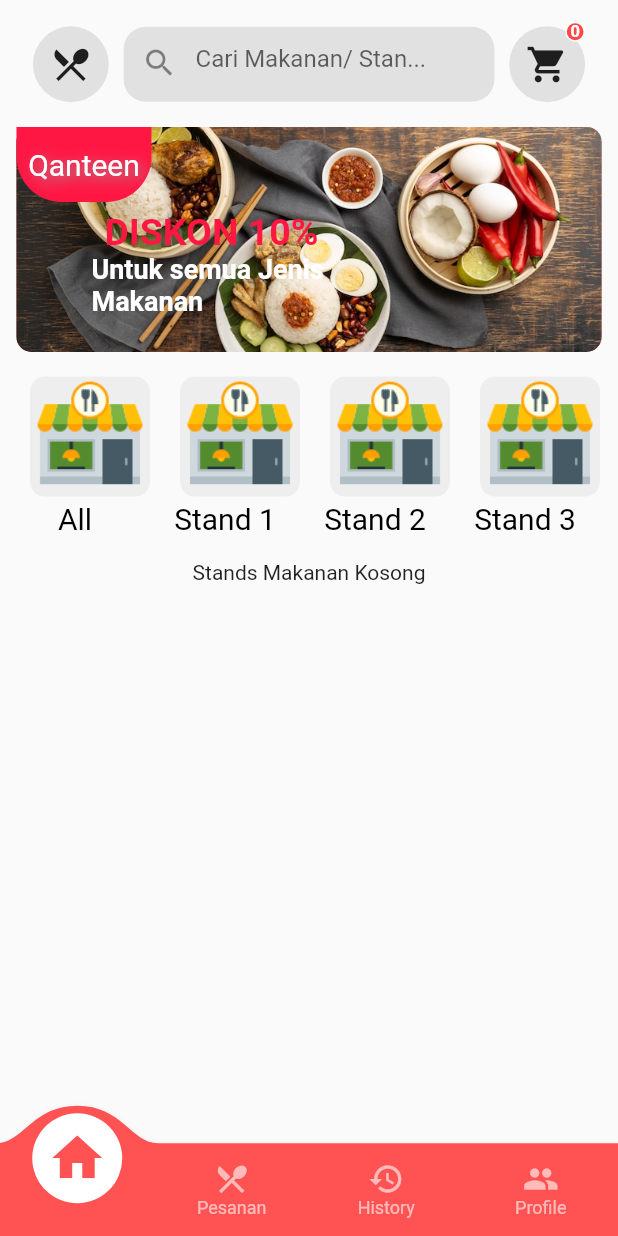
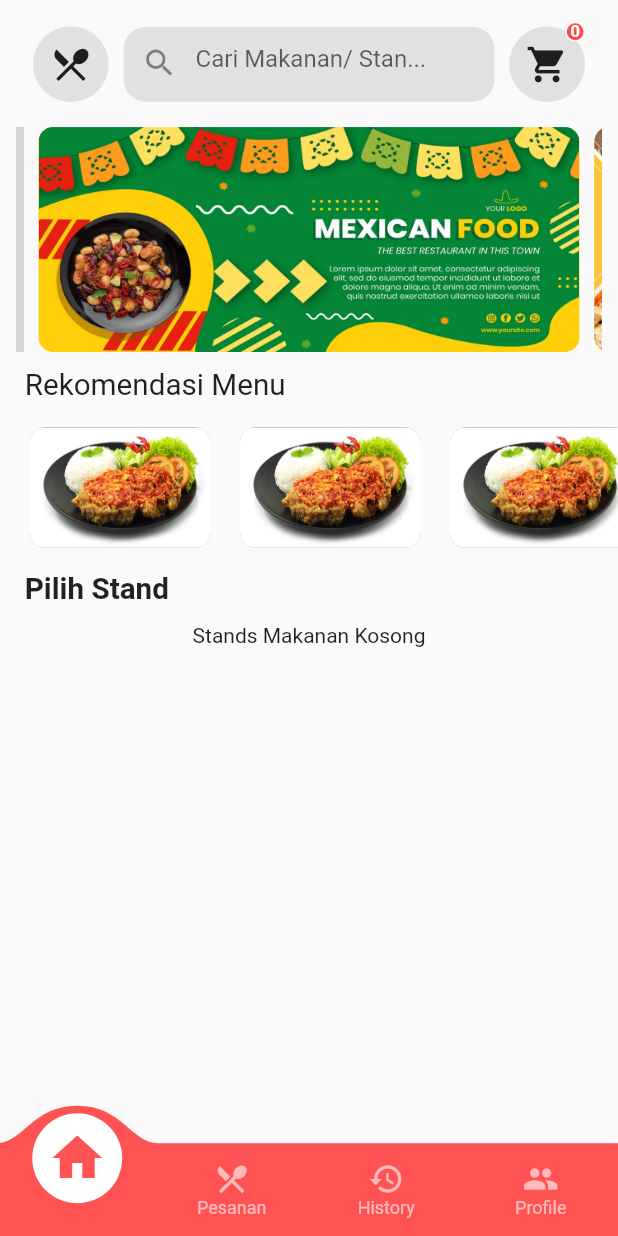
Before and after one commit to Tim-8-PemMob/qanteen, a Flutter app: the home screen opened directly, on a phone screen of 412 x 824 dp. Run offline on Flutter 3.47's test engine with Material 2 defaults, Android fonts, the phone set to English and light mode, and no system bars; drawn by our look-alikes of carousel_slider, convex_bottom_bar; our stand-ins replace cloud_firestore, firebase_auth, firebase_core, firebase_storage, flutter_svg, get and 3 more; accounts and stored records are empty; grey boxes are pictures that could not be loaded.

Commit message:
change banner, change rekomendasi menu

```diff
--- a/lib/pages/User/home/components/Body.dart
+++ b/lib/pages/User/home/components/Body.dart
@@ -2,6 +2,7 @@ import 'package:cloud_firestore/cloud_firestore.dart';
 import 'package:flutter/cupertino.dart';
 import 'package:flutter/material.dart';
 import 'package:qanteen/model/stand_model.dart';
+import 'package:qanteen/pages/User/home/components/SizeConfig.dart';
 import 'banner.dart';
 import 'categories_container.dart';
 import 'home_header.dart';
@@ -30,6 +31,7 @@ class Body extends StatefulWidget {
 class _Body extends State<Body> {
   @override
   Widget build(BuildContext context) {
+    SizeConfig().init(context);
     return SafeArea(
       child: SingleChildScrollView(
         child: Column(
@@ -39,6 +41,24 @@ class _Body extends State<Body> {
             ),
             HomeHeader(),
             HomeBanner(),
+            SizedBox(
+              height: getProportionateScreenWidth(10),
+            ),
+            Padding(
+              padding: EdgeInsets.symmetric(
+                horizontal: getProportionateScreenWidth(15),
+              ),
+              child: Row(
+                children: [
+                  Text(
+                    "Rekomendasi Menu",
+                    style: TextStyle(
+                      fontSize: getProportionateScreenWidth(18),
+                    ),
+                  )
+                ],
+              ),
+            ),
             SingleChildScrollView(
               scrollDirection: Axis.horizontal,
               padding: EdgeInsets.symmetric(
@@ -46,27 +66,46 @@ class _Body extends State<Body> {
               child: Row(
                 children: [
                   categoriesContainer(
-                    image: "assets/restaurant.png",
-                    name: "All",
+                    image: "assets/geprek.jpg",
+                    name: "Ayam Geprek",
                   ),
                   categoriesContainer(
-                    image: "assets/restaurant.png",
-                    name: "Stand 1",
+                    image: "assets/geprek.jpg",
+                    name: "Nasi Goreng",
                   ),
                   categoriesContainer(
-                    image: "assets/restaurant.png",
-                    name: "Stand 2",
+                    image: "assets/geprek.jpg",
+                    name: "Nasi Hangus",
                   ),
                   categoriesContainer(
-                    image: "assets/restaurant.png",
+                    image: "assets/geprek.jpg",
                     name: "Stand 3",
                   ),
                   categoriesContainer(
-                    image: "assets/restaurant.png",
+                    image: "assets/geprek.jpg",
                     name: "Stand 4",
                   ),
                 ],
               ),
+            ),
+            Padding(
+              padding: EdgeInsets.symmetric(
+                horizontal: getProportionateScreenWidth(15),
+              ),
+              child: Row(
+                children: [
+                  Text(
+                    "Pilih Stand",
+                    style: TextStyle(
+                      fontSize: getProportionateScreenWidth(18),
+                      fontWeight: FontWeight.w700,
+                    ),
+                  )
+                ],
+              ),
+            ),
+            SizedBox(
+              height: getProportionateScreenWidth(10),
             ),
             Container(
                 padding: EdgeInsets.symmetric(
--- a/lib/pages/User/home/components/banner.dart
+++ b/lib/pages/User/home/components/banner.dart
@@ -1,3 +1,4 @@
+import 'package:carousel_slider/carousel_slider.dart';
 import 'package:flutter/material.dart';
 
 class HomeBanner extends StatelessWidget {
@@ -12,79 +13,34 @@ class HomeBanner extends StatelessWidget {
           horizontal: MediaQuery.of(context).size.width * (10 / 375)),
       height: 150,
       width: double.infinity,
-      decoration: BoxDecoration(
-        image: DecorationImage(
-            image: AssetImage('assets/banner.jpg'), fit: BoxFit.cover),
-        color: Colors.redAccent,
-        borderRadius: BorderRadius.circular(10),
-      ),
-      child: Row(
-        children: [
-          Expanded(
-            flex: 2,
-            child: Container(
-              child: Column(
-                children: [
-                  Row(
-                    mainAxisAlignment: MainAxisAlignment.start,
-                    children: [
-                      Container(
-                        margin: EdgeInsets.only(
-                            bottom:
-                                MediaQuery.of(context).size.width * (5 / 375)),
-                        width: 90,
-                        height: 50,
-                        decoration: BoxDecoration(
-                          color: Colors.redAccent[400],
-                          borderRadius: BorderRadius.only(
-                            bottomRight: Radius.circular(30),
-                            bottomLeft: Radius.circular(30),
-                          ),
-                        ),
-                        child: Center(
-                          child: Text(
-                            "Qanteen",
-                            style: TextStyle(
-                              fontSize: 20,
-                              color: Colors.white,
-                              shadows: [
-                                BoxShadow(
-                                    color: Colors.grey,
-                                    blurRadius: 10,
-                                    offset: Offset(3, 3))
-                              ],
-                            ),
-                          ),
-                        ),
-                      ),
-                    ],
-                  ),
-                  Text(
-                    "DISKON 10%",
-                    style: TextStyle(
-                      color: Colors.redAccent[400],
-                      fontSize: 25,
-                      fontWeight: FontWeight.bold,
-                    ),
-                  ),
-                  Padding(
-                    padding: const EdgeInsets.only(left: 50),
-                    child: Text(
-                      "Untuk semua Jenis Makanan",
-                      style: TextStyle(
-                          color: Colors.white,
-                          fontSize: 18,
-                          fontWeight: FontWeight.w600),
-                    ),
-                  ),
-                ],
-              ),
-            ),
-          ),
-          Expanded(
-            child: Container(),
-          ),
-        ],
+      child: CarouselSlider(
+        options: CarouselOptions(
+            height: double.maxFinite,
+            viewportFraction: 0.95,
+            autoPlay: true,
+            autoPlayInterval: Duration(seconds: 3),
+            autoPlayAnimationDuration: Duration(milliseconds: 800),
+            autoPlayCurve: Curves.easeInOut),
+        items: [
+          "assets/carousel_slider/gbr1.jpg",
+          "assets/carousel_slider/gbr2.jpg",
+          "assets/carousel_slider/gbr3.jpg"
+        ].map((i) {
+          return Builder(
+            builder: (BuildContext context) {
+              return Container(
+                width: MediaQuery.of(context).size.width,
+                margin: EdgeInsets.symmetric(horizontal: 5.0),
+                decoration: BoxDecoration(
+                    color: Colors.amber,
+                    image:
+                        DecorationImage(image: AssetImage(i), fit: BoxFit.fill),
+                    borderRadius: BorderRadius.circular(10)),
+                //
+              );
+            },
+          );
+        }).toList(),
       ),
     );
   }
--- a/lib/pages/User/home/components/categories_container.dart
+++ b/lib/pages/User/home/components/categories_container.dart
@@ -16,25 +16,28 @@ class categoriesContainer extends StatelessWidget {
         Container(
           margin: EdgeInsets.only(left: 20),
           height: 80,
-          width: 80,
+          width: 120,
           decoration: BoxDecoration(
             image: DecorationImage(
+              fit: BoxFit.fill,
               image: AssetImage(image),
             ),
-            color: Colors.grey[200],
+            color: Colors.grey,
             borderRadius: BorderRadius.circular(10),
           ),
         ),
-        Padding(
-          padding: const EdgeInsets.only(top: 3),
-          child: Text(
-            name,
-            style: TextStyle(
-              fontSize: 20,
-              color: Colors.black,
-            ),
-          ),
-        )
+        // Padding(
+        //   padding: const EdgeInsets.only(top: 3),
+        //   child: Text(
+        //     textAlign: TextAlign.center,
+        //     name,
+        //     style: TextStyle(
+        //       fontSize: 20,
+        //       color: Colors.black,
+
+        //     ),
+        //   ),
+        // )
       ],
     );
   }
```
Also changed, not shown: pubspec.yaml (+3 -7 lines), assets/carousel_slider/gbr1.jpg (added), assets/carousel_slider/gbr2.jpg (added), assets/geprek.jpg (added), pubspec.lock, 1 other file.
